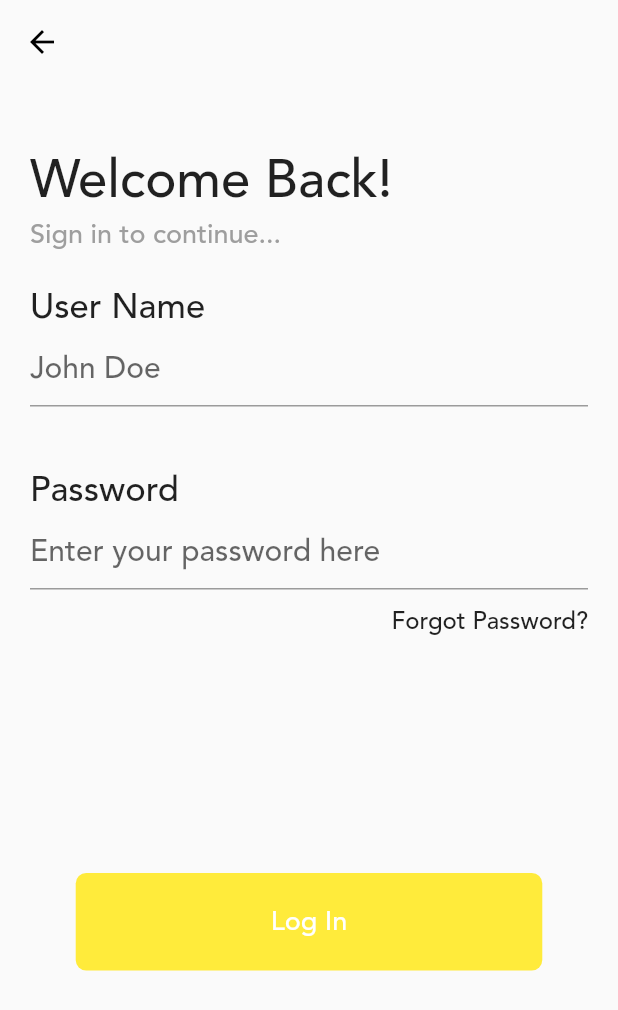
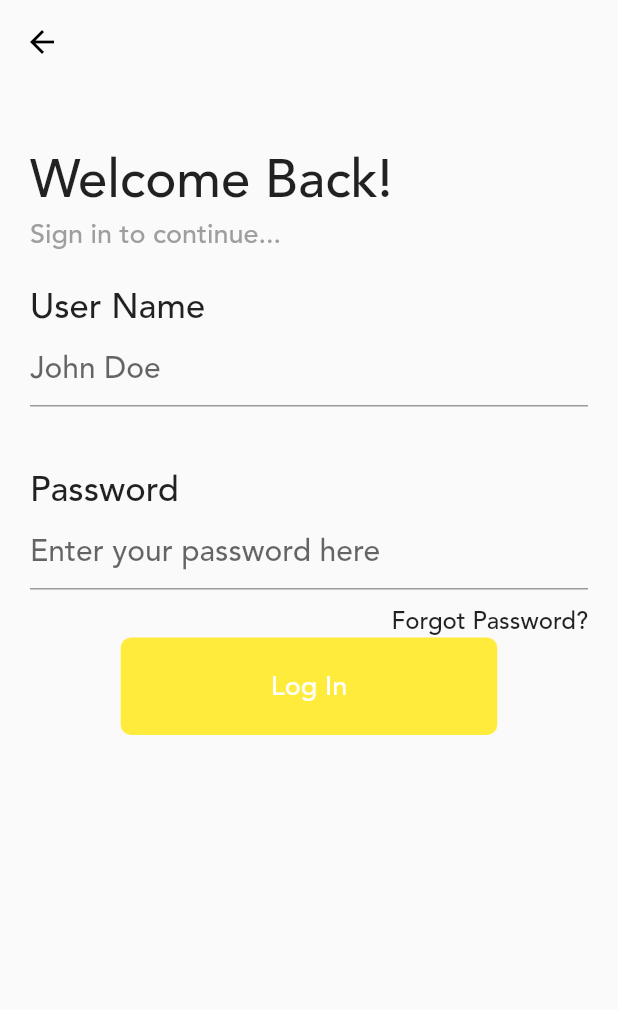
Before and after one commit to 1siddharth/flutter-sample, a Flutter app: the screen it shows after launch, after a tap on "LOGIN", on a phone screen of 412 x 824 dp. Shown: the top 1010 px of the screen. Run offline on Flutter 3.47's test engine with Material 2 defaults, Android fonts, the light colour scheme and no system bars; our stand-ins replace hive, hive_flutter; accounts and stored records are empty; generated files the repository leaves out were written again.

Commit message:
update 2

```diff
--- a/lib/LoginPage.dart
+++ b/lib/LoginPage.dart
@@ -1,5 +1,6 @@
 import 'package:flutter/material.dart';
 import 'Forgotpassword.dart';
+import 'HomePage.dart';
 
 class LoginPage extends StatelessWidget {
   @override
@@ -88,10 +89,11 @@ class _loginPageState extends State<loginPage> {
                 )
               ],
             ),
-            Expanded(
-              child: Center(
+            Center(
+              child: InkWell(
+                onTap: onloginclick,
                 child: Container(
-                  padding: EdgeInsets.symmetric(horizontal: 130, vertical: 20),
+                  padding: EdgeInsets.symmetric(horizontal: 100, vertical: 20),
                   decoration: BoxDecoration(
                       borderRadius: BorderRadius.all(Radius.circular(7)),
                       color: Color(0xFFFFEB3B)),
@@ -101,7 +103,7 @@ class _loginPageState extends State<loginPage> {
                   ),
                 ),
               ),
-            )
+            ),
           ],
         ),
       ),
@@ -112,4 +114,9 @@ class _loginPageState extends State<loginPage> {
     Navigator.push(
         context, MaterialPageRoute(builder: (context) => ForgotPassword()));
   }
+
+  void onloginclick() {
+    Navigator.push(
+        context, MaterialPageRoute(builder: (context) => TransectionPage()));
+  }
 }
--- a/lib/Onboarding.dart
+++ b/lib/Onboarding.dart
@@ -1,5 +1,6 @@
 import 'package:flutter/material.dart';
 import 'LoginPage.dart';
+import 'HomePage.dart';
 
 class Onboarding extends StatelessWidget {
   @override
--- a/pubspec.yaml
+++ b/pubspec.yaml
@@ -38,6 +38,7 @@ dependencies:
   flutter_slidable: ^0.6.0
   build_runner: ^2.1.1
   path_provider: ^2.0.2
+  google_sign_in: ^5.0.7
 
 dev_dependencies:
   flutter_test:
```
Also changed, not shown: lib/HomePage.dart (+5 -5 lines), lib/transaction_page.dart (+4 -4 lines), pubspec.lock, 4 other files.
